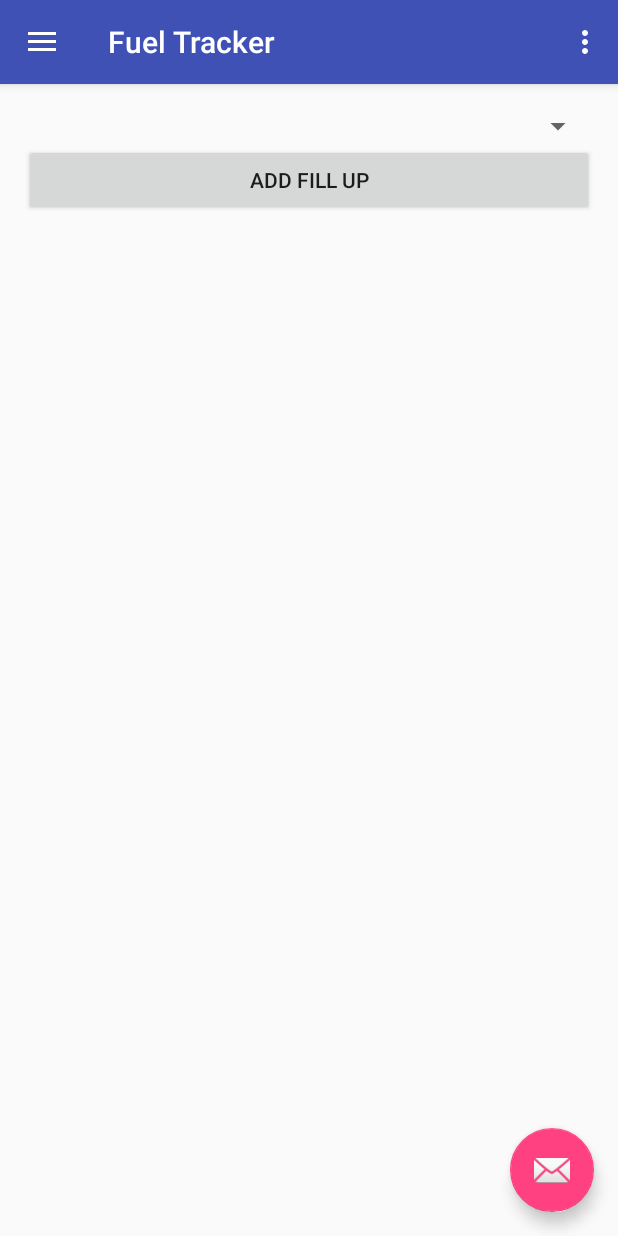
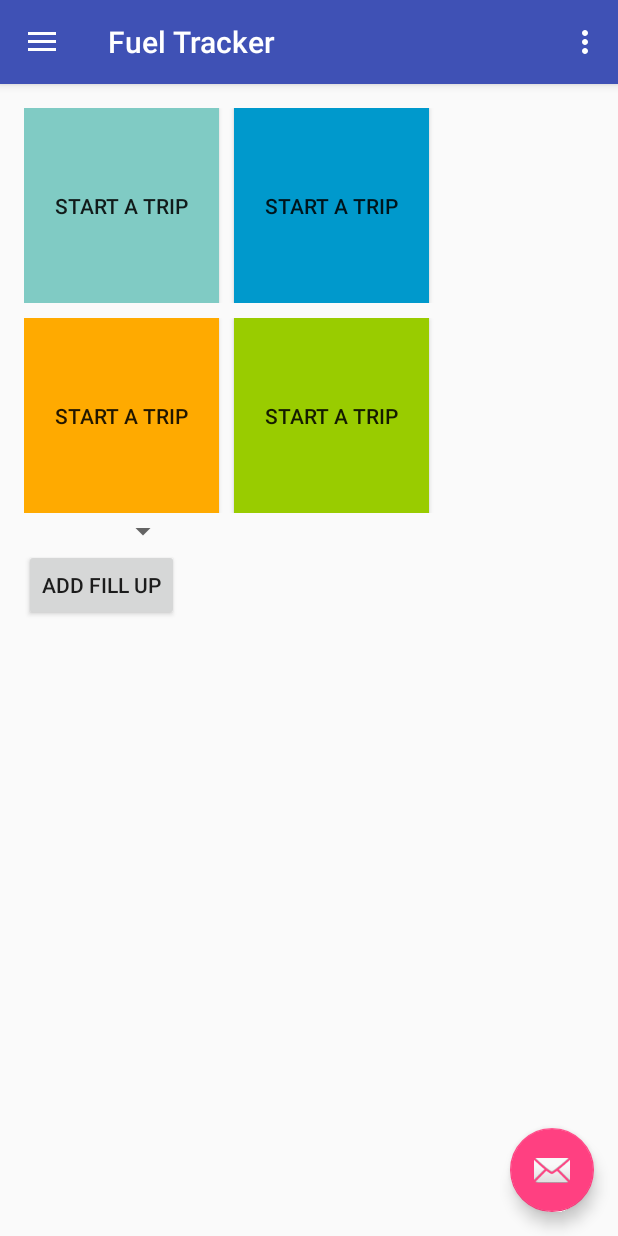
Before and after one commit to ChanakaR/FuelTracker_MobileApplication, an Android app: the screen it shows after launch (MainActivity), on a phone screen of 412 x 824 dp. Run offline under Robolectric (Android 15) with nearby library versions, the phone set to English and light mode, and no system bars.

Commit message:
change the UI of home activity, and add classes TRIP and VEHICLE and FILLUP

```diff
--- a/app/src/main/java/com/example/bmcsoft/fueltracker/MainActivity.java
+++ b/app/src/main/java/com/example/bmcsoft/fueltracker/MainActivity.java
@@ -27,7 +27,6 @@ public class MainActivity extends AppCompatActivity
         setContentView(R.layout.activity_main);
         Toolbar toolbar = (Toolbar) findViewById(R.id.toolbar);
         setSupportActionBar(toolbar);
-
 
 
         FloatingActionButton fab = (FloatingActionButton) findViewById(R.id.fab);
--- a/app/src/main/res/layout/activity_home.xml
+++ b/app/src/main/res/layout/activity_home.xml
@@ -9,6 +9,58 @@ android:paddingRight="@dimen/activity_horizontal_margin"
 android:paddingTop="@dimen/activity_vertical_margin"
 tools:context="com.example.bmcsoft.fueltracker.view.Home">
 
+
+    <LinearLayout
+        android:layout_width="match_parent"
+        android:layout_height="wrap_content"
+        android:paddingBottom="10dp"
+        android:orientation="horizontal"
+        android:id="@+id/home_lout_1">
+
+
+        <Button
+            android:layout_width="130dp"
+            android:layout_height="130dp"
+            android:text="Start a trip"
+            android:background="@color/material_deep_teal_200"
+            />
+
+        <Button
+            android:layout_marginLeft="10dp"
+            android:layout_width="130dp"
+            android:layout_height="130dp"
+            android:text="Start a trip"
+            android:background="@android:color/holo_blue_dark" />
+
+    </LinearLayout>
+
+    <LinearLayout
+        android:layout_width="match_parent"
+        android:layout_height="wrap_content"
+        android:orientation="horizontal"
+        android:id="@+id/home_lout_2"
+        android:layout_below="@+id/home_lout_1">
+
+        <Button
+            android:layout_width="130dp"
+            android:layout_height="130dp"
+            android:text="Start a trip"
+            android:background="@color/orange" />
+
+        <Button
+            android:layout_marginLeft="10dp"
+            android:layout_width="130dp"
+            android:layout_height="130dp"
+            android:text="Start a trip"
+            android:background="@android:color/holo_green_light" />
+
+    </LinearLayout>
+
+    <LinearLayout
+        android:layout_width="wrap_content"
+        android:layout_height="wrap_content"
+        android:orientation="vertical"
+        android:layout_below="@+id/home_lout_2">
 
         <Spinner
             android:layout_width="match_parent"
@@ -23,5 +75,7 @@ tools:context="com.example.bmcsoft.fueltracker.view.Home">
             android:text="ADD FILL UP"
             android:id="@+id/addFillUp"
             android:layout_below="@+id/vehicle_list"/>
+    </LinearLayout>
+
 
 </RelativeLayout>
--- a/app/src/main/res/values/colors.xml
+++ b/app/src/main/res/values/colors.xml
@@ -3,6 +3,6 @@
     <color name="colorPrimary">#3F51B5</color>
     <color name="colorPrimaryDark">#303F9F</color>
     <color name="colorAccent">#FF4081</color>
-    <color name="orange">#FA0</color>
+    <color name="orange">#ffaa00</color>
     <color name="white">#FFF</color>
 </resources>
```
Also changed, not shown: app/src/main/java/com/example/bmcsoft/fueltracker/objects/FillUp.java (added, +45 -0 lines), app/src/main/java/com/example/bmcsoft/fueltracker/objects/Trip.java (added, +36 -0 lines). Lines whose indentation alone changed are shown as unchanged.
